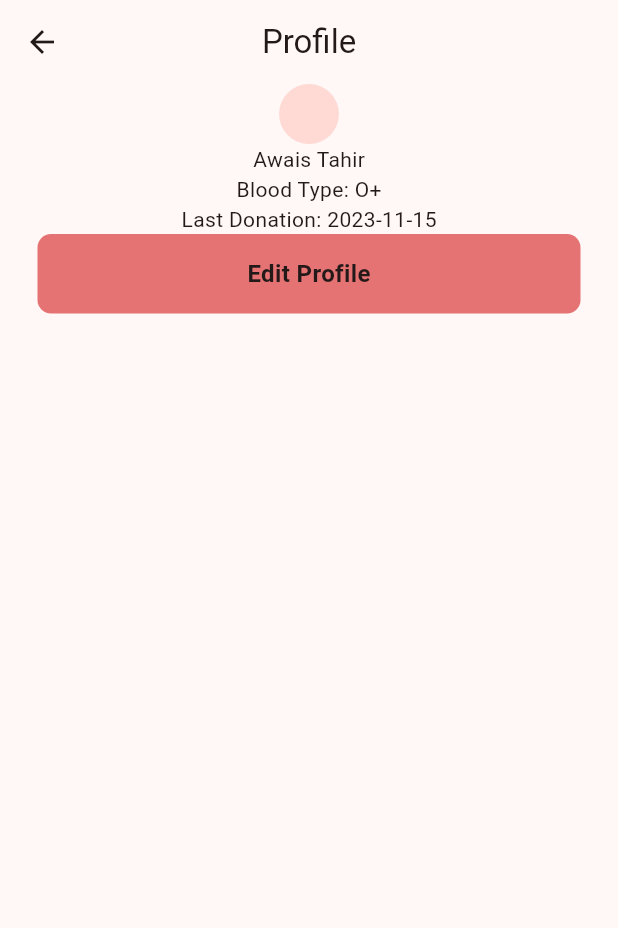
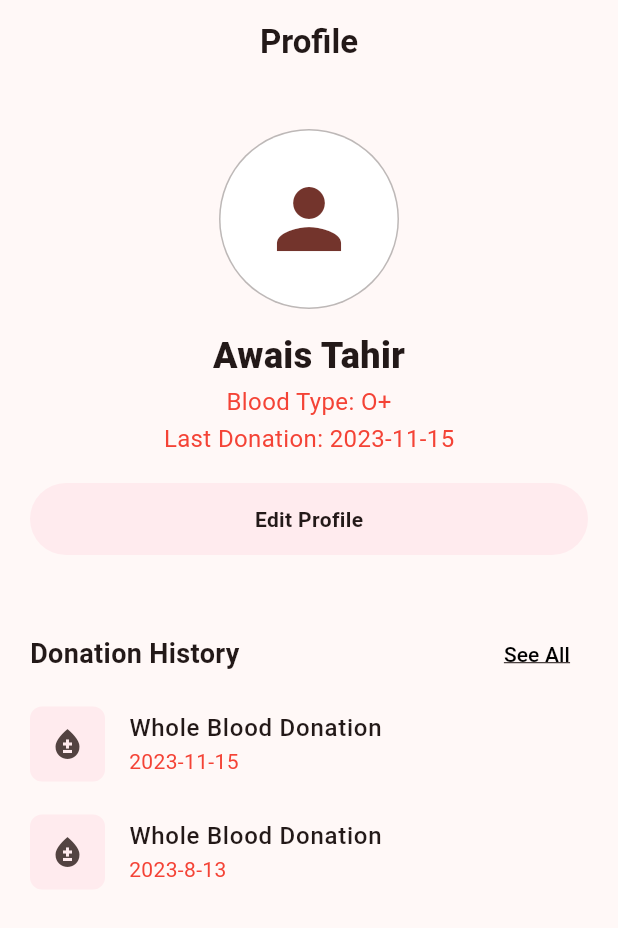
Before and after one commit to Abdul-Hadi-Jalil/EsperFlow, a Flutter app: the ProfileScreen screen opened directly, on a phone screen of 412 x 824 dp. Shown: the top 928 px of the screen. Run offline on Flutter 3.47's test engine with Material 3 defaults, Android fonts, the phone set to English and light mode, and no system bars.

Commit message:
fixed issue in additional information screen. Completed the UI of profile screen

```diff
--- a/lib/main.dart
+++ b/lib/main.dart
@@ -20,7 +20,7 @@ class MyApp extends StatelessWidget {
     return MaterialApp(
       title: 'Flutter Demo',
       theme: ThemeData(colorScheme: .fromSeed(seedColor: Colors.red)),
-      home: BloodRequestScreen(),
+      home: ProfileScreen(),
     );
   }
 }
--- a/lib/screens/blood_request_screen.dart
+++ b/lib/screens/blood_request_screen.dart
@@ -11,15 +11,19 @@ class BloodRequestScreen extends StatefulWidget {
 
 class _BloodRequestScreenState extends State<BloodRequestScreen> {
   String? selectedBloodGroup;
-  final List<String> bloodGroups = [
-    'A+',
-    'A-',
-    'B+',
-    'B-',
-    'AB+',
-    'AB-',
-    'O+',
-    'O-',
+  List<String> bloodGroups = ['A+', 'A-', 'B+', 'B-', 'AB+', 'AB-', 'O+', 'O-'];
+
+  // list for required blood quantity
+  String? selectedQuatity;
+  List<String> bloodQuatity = [
+    '50ml',
+    '100ml',
+    '150ml',
+    '200ml',
+    '250ml',
+    '300ml',
+    '350ml',
+    '400ml',
   ];
 
   @override
@@ -91,17 +95,17 @@ class _BloodRequestScreenState extends State<BloodRequestScreen> {
                 ),
                 child: DropdownButtonHideUnderline(
                   child: DropdownButton<String>(
-                    value: selectedBloodGroup,
+                    value: selectedQuatity,
                     hint: Text(
                       "Required Blood Quatity",
                       style: TextStyle(color: Colors.grey[600]),
                     ),
-                    items: bloodGroups.map((group) {
+                    items: bloodQuatity.map((group) {
                       return DropdownMenuItem(value: group, child: Text(group));
                     }).toList(),
                     onChanged: (value) {
                       setState(() {
-                        selectedBloodGroup = value!;
+                        selectedQuatity = value!;
                       });
                     },
                     isExpanded: true,
--- a/lib/screens/profile_screen.dart
+++ b/lib/screens/profile_screen.dart
@@ -1,4 +1,3 @@
-import 'package:esperflow/widgets/my_custom_buttom.dart';
 import 'package:flutter/material.dart';
 
 class ProfileScreen extends StatefulWidget {
@@ -12,30 +11,147 @@ class _ProfileScreenState extends State<ProfileScreen> {
   @override
   Widget build(BuildContext context) {
     return Scaffold(
-      appBar: AppBar(title: Text('Profile'), centerTitle: true),
-      body: Column(
+      appBar: AppBar(
+        title: Text('Profile', style: TextStyle(fontWeight: FontWeight.bold)),
+        centerTitle: true,
+      ),
+      body: Padding(
+        padding: const EdgeInsets.all(20),
+        child: Column(
           children: [
+            SizedBox(height: 10),
+
             // profile picture
-          CircleAvatar(),
+            CircleAvatar(
+              radius: 60,
+              backgroundColor: Colors.black26,
+              child: CircleAvatar(
+                radius: 59,
+                backgroundColor: Colors.white,
+                child: Icon(Icons.person, size: 64),
+              ),
+            ),
+
+            SizedBox(height: 14),
 
             // name of user
-          Text('Awais Tahir'),
+            Text(
+              'Awais Tahir',
+              style: TextStyle(fontSize: 24, fontWeight: FontWeight.w800),
+            ),
+
+            SizedBox(height: 2),
 
             // blood type of user
-          Text('Blood Type: O+'),
+            Text(
+              'Blood Type: O+',
+              style: TextStyle(fontSize: 16, color: Colors.red),
+            ),
+
+            SizedBox(height: 2),
 
             // last donation date
-          Text('Last Donation: 2023-11-15'),
+            Text(
+              'Last Donation: 2023-11-15',
+              style: TextStyle(fontSize: 16, color: Colors.red),
+            ),
+
+            SizedBox(height: 18),
 
             // edit profile button
-          MyCustomButtom(
-            backgroundColor: Colors.red.shade300,
-            text: "Edit Profile",
+            InkWell(
+              onTap: () {
+                debugPrint("yes");
+              },
+              child: Container(
+                decoration: BoxDecoration(
+                  color: Colors.red.shade50,
+                  borderRadius: BorderRadius.circular(99),
+                ),
+                padding: EdgeInsets.all(14),
+                margin: EdgeInsets.symmetric(horizontal: 0), // Reduced margin
+                child: Center(
+                  child: Text(
+                    'Edit Profile',
+                    style: TextStyle(fontWeight: FontWeight.bold),
+                  ),
+                ),
+              ),
             ),
 
+            SizedBox(height: 42),
+
             // donation history section
+            Column(
+              children: [
+                Row(
+                  mainAxisAlignment: MainAxisAlignment.spaceBetween,
+                  children: [
+                    Text(
+                      'Donation History',
+                      style: TextStyle(
+                        fontSize: 18,
+                        fontWeight: FontWeight.w600,
+                      ),
+                    ),
+
+                    TextButton(
+                      onPressed: () {},
+                      child: Text(
+                        'See All',
+                        style: TextStyle(
+                          decoration: TextDecoration.underline,
+                          color: Colors.black,
+                        ),
+                      ),
+                    ),
                   ],
+                ),
+
+                // history content
+                DonationHistoryTile(
+                  title: "Whole Blood Donation",
+                  subTitle: "2023-11-15",
+                ),
+                DonationHistoryTile(
+                  title: "Whole Blood Donation",
+                  subTitle: "2023-8-13",
+                ),
+              ],
+            ),
+          ],
+        ),
       ),
     );
   }
 }
+
+class DonationHistoryTile extends StatelessWidget {
+  final String title;
+  final String subTitle;
+  const DonationHistoryTile({
+    super.key,
+    required this.title,
+    required this.subTitle,
+  });
+
+  @override
+  Widget build(BuildContext context) {
+    return Transform.translate(
+      offset: Offset(-16, 0),
+      child: ListTile(
+        leading: Container(
+          width: 50,
+          height: 50,
+          decoration: BoxDecoration(
+            color: Colors.red.shade50,
+            borderRadius: BorderRadius.circular(8),
+          ),
+          child: Icon(Icons.bloodtype, size: 24),
+        ),
+        title: Text(title, style: TextStyle(fontWeight: FontWeight.w500)),
+        subtitle: Text(subTitle, style: TextStyle(color: Colors.red)),
+      ),
+    );
+  }
+}
```
Lines whose indentation alone changed are shown as unchanged.
